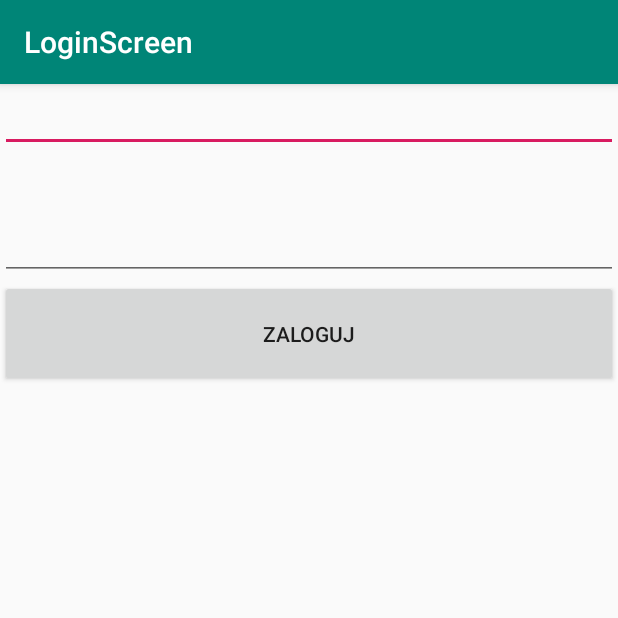
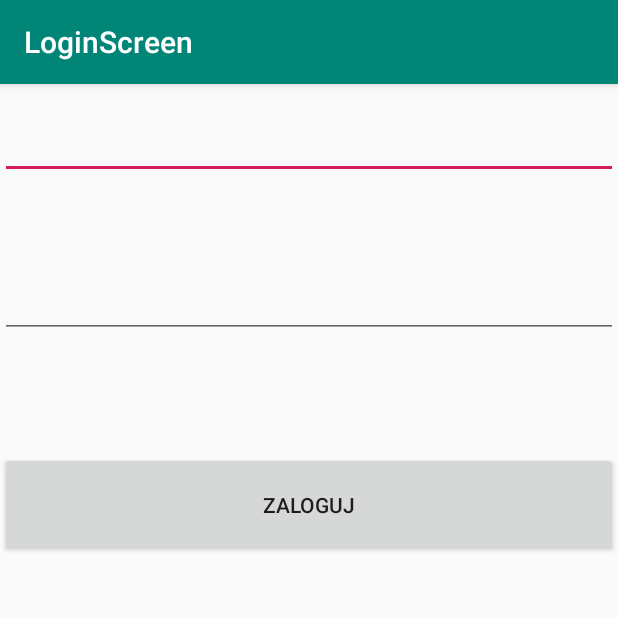
Before and after one commit to Becia09/Pat2019_Beata_Piotrowska, an Android app: the MainScreen screen opened directly, with no data from a screen before it, on a phone screen of 412 x 824 dp, the top half of it. Run offline under Robolectric (Android 15) with nearby library versions, the phone set to English and light mode, and no system bars.

Commit message:
add TextView

```diff
--- a/android1/app/src/main/java/com/example/becia/beatapiotrowska/MainActivity.java
+++ b/android1/app/src/main/java/com/example/becia/beatapiotrowska/MainActivity.java
@@ -42,7 +42,7 @@ public class MainActivity extends AppCompatActivity {
         Toolbar toolbar = (Toolbar) findViewById(R.id.toolbar);
         setSupportActionBar(toolbar);
 
-        Log.i("tag", "Funkcja onCreate");
+        Log.i("tag", "Funkcja onCreate, MAinActivity - SplashScreen");
 
 
         delayActivity();
@@ -57,4 +57,11 @@ public class MainActivity extends AppCompatActivity {
     public void onBackPressed() {
         this.handler.removeCallbacks(this.runnable); //anuluje działanie funcji postDelayed z użyciem systemowego przycisku back
     }
+
+
+    @Override
+    protected void onPause(){
+        Log.i("tag", "Funkcja onPause, MAinActivity - SplashScreen");
+        super.onPause();
+    }
 }
--- a/android1/app/src/main/java/com/example/becia/beatapiotrowska/MainScreen.java
+++ b/android1/app/src/main/java/com/example/becia/beatapiotrowska/MainScreen.java
@@ -6,11 +6,42 @@ import android.support.design.widget.FloatingActionButton;
 import android.support.design.widget.Snackbar;
 import android.support.v7.app.AppCompatActivity;
 import android.support.v7.widget.Toolbar;
+import android.util.Log;
 import android.view.View;
 import android.widget.Button;
 import android.widget.EditText;
 
+import java.util.regex.Matcher;
+import java.util.regex.Pattern;
+
 public class MainScreen extends AppCompatActivity {
+
+    public Pattern compiledPatternEmail;// = Pattern.compile("Marcin");
+    public Pattern compiledPatternPassword;
+
+    public Matcher matcherEmail;// = compiledPattern.matcher("Nazywam sie Marcin Pietraszek");
+    public Matcher matcherPassword;
+
+    EditText textEmail;
+    public String strEmail = "";
+
+    EditText textPassword;
+    public String strPassword = "";
+
+    /*public boolean patternCorrect(EditText text, String str, Pattern pattern, Matcher matcher) {
+
+        text = (EditText) findViewById(R.id.email);
+        str = text.getText().toString();
+        matcher = pattern.matcher(str);
+
+        if (matcher.matches()){
+            return true;
+        }
+        else {
+            return false;
+        }
+
+    }*/
 
     @Override
     protected void onCreate(Bundle savedInstanceState) {
@@ -18,21 +49,49 @@ public class MainScreen extends AppCompatActivity {
         setContentView(R.layout.activity_main_screen);
         Toolbar toolbar = (Toolbar) findViewById(R.id.toolbar);
         setSupportActionBar(toolbar);
+        Log.i("tag", "Funkcja onCreate, MainScreen - ekran logowania");
 
-        EditText textEmail = (EditText) findViewById(R.id.email);
-        EditText textPassword = (EditText) findViewById(R.id.password);
+
+        compiledPatternEmail = Pattern.compile("^[a-z0-9._%+-]+@[a-z0-9.-]+\\.[a-z]{2,6}$");
+        compiledPatternPassword = Pattern.compile("^(?=.*[0-9])(?=.*[a-z])(?=.*[A-Z]).{8,}$");//("[[a-z]+[A-Z]+[0-9]+]{8,}");
 
 
         Button buttonLogin = (Button)findViewById(R.id.login);  //przycisk logowania
         buttonLogin.setOnClickListener(new View.OnClickListener() {
             @Override
             public void onClick(View view) {
-                Intent intent3;
-                intent3 = new Intent(MainScreen.this, MainActivity.class);
-                startActivity(intent3);
+
+                textEmail = (EditText) findViewById(R.id.email);
+                strEmail = textEmail.getText().toString();
+
+                textPassword = (EditText) findViewById(R.id.password);
+                strPassword = textPassword.getText().toString();
+
+                matcherEmail = compiledPatternEmail.matcher(strEmail);
+                matcherPassword = compiledPatternPassword.matcher(strPassword);
+
+                Log.i("tag", "strEmail: " + strEmail);
+                Log.i("tag", "strPassword: " + strPassword);
+
+                if (matcherEmail.matches() && matcherPassword.matches()){
+                    Log.i("tag", "email i hasło poprawne");
+                }
+                else if (matcherEmail.matches()){
+                    Log.i("tag", "email poprawny");
+                }
+                else if (matcherPassword.matches()){
+                    Log.i("tag", "hasło poprawne");
+                }
             }
         });
 
     }
 
+
+    @Override
+    protected void onPause(){
+        Log.i("tag", "Funkcja onPause, MainScreen - ekran logowania");
+        super.onPause();
+    }
+
 }
--- a/android1/app/src/main/res/layout/content_main_screen.xml
+++ b/android1/app/src/main/res/layout/content_main_screen.xml
@@ -11,32 +11,60 @@
     <EditText
         android:id="@+id/email"
         android:layout_width="match_parent"
-        android:layout_height="wrap_content"
-        android:layout_centerHorizontal="true"
+        android:layout_height="60dp"
+        android:layout_alignParentStart="true"
         android:layout_alignParentTop="true"
+        android:layout_marginStart="0dp"
+        android:layout_marginTop="3dp"
         android:ems="10"
         android:inputType="textEmailAddress" />
+    <!-- ems - ustawia szerokość TextView tak, aby pasował do tekstu liter niezależnie od rzeczywistego rozszerzenia tekstu i rozmiaru tekstu-->
+
+    <TextView
+        android:id="@+id/incorrectEmail"
+        android:layout_width="225dp"
+        android:layout_height="45dp"
+        android:layout_below="@+id/email"
+        android:layout_alignParentStart="true"
+        android:layout_alignParentTop="true"
+        android:layout_marginStart="44dp"
+        android:layout_marginTop="64dp"
+        android:textColor="@color/colorIncorrect" />
 
     <EditText
         android:id="@+id/password"
         android:layout_width="match_parent"
-        android:layout_height="wrap_content"
-        android:layout_below="@+id/email"
+        android:layout_height="60dp"
+        android:layout_below="@+id/incorrectEmail"
+        android:layout_alignParentStart="true"
+        android:layout_alignParentLeft="true"
         android:layout_centerHorizontal="true"
+        android:layout_marginLeft="0dp"
+        android:layout_marginTop="0dp"
         android:ems="10"
-        android:inputType="textPassword"
-        android:layout_marginTop="40dp"
-        android:layout_alignParentLeft="true"
-        android:layout_alignParentStart="true"/>
+        android:inputType="textPassword" />
+
+    <TextView
+        android:id="@+id/incorrectPassword"
+        android:layout_width="225dp"
+        android:layout_height="45dp"
+        android:layout_below="@+id/password"
+        android:layout_alignParentStart="true"
+        android:layout_alignParentTop="true"
+        android:layout_marginStart="42dp"
+        android:layout_marginTop="173dp"
+        android:textColor="@color/colorIncorrect" />
+    <!--android:text="TextView"-->
 
     <Button
         android:id="@+id/login"
         android:layout_width="match_parent"
-        android:layout_height="71dp"
+        android:layout_height="70dp"
         android:layout_below="@+id/password"
         android:layout_alignParentStart="true"
         android:layout_alignParentLeft="true"
         android:layout_centerHorizontal="true"
+        android:layout_marginTop="76dp"
         android:text="@string/button1" />
 
 </RelativeLayout>
--- a/android1/app/src/main/res/values/colors.xml
+++ b/android1/app/src/main/res/values/colors.xml
@@ -3,4 +3,5 @@
     <color name="colorPrimary">#008577</color>
     <color name="colorPrimaryDark">#00574B</color>
     <color name="colorAccent">#D81B60</color>
+    <color name="colorIncorrect">#ef0b2e</color>
 </resources>
```
